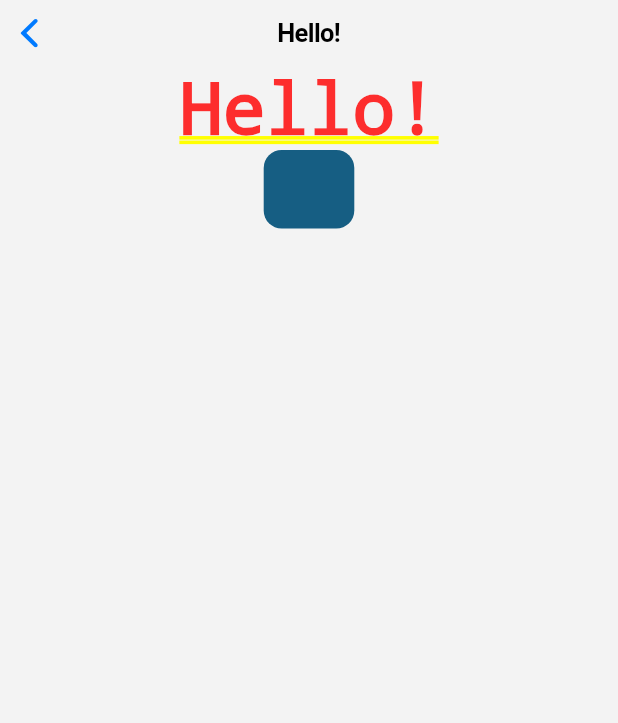
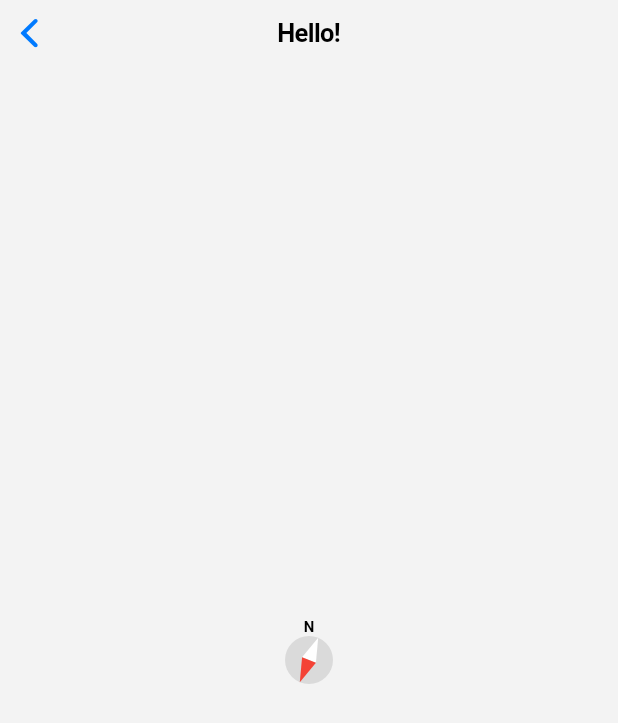
Before and after one commit to rectangle0123/edo_ukiyo_map, a Flutter app: the DebugPage screen opened directly, on a phone screen of 412 x 824 dp. Shown: the top 723 px of the screen. Run offline on Flutter 3.47's test engine with Material 3 defaults, Android fonts, the phone set to English and light mode, and no system bars; our stand-ins replace carousel_slider, drift, flutter_riverpod, geolocator, google_maps_flutter, modal_bottom_sheet and 3 more; accounts and stored records are empty; generated files the repository leaves out were written again; Roboto replaces fonts that are missing (Noto Serif Japanese).

Commit message:
作品画面にコンパスを追加

```diff
--- a/lib/pages/debug.dart
+++ b/lib/pages/debug.dart
@@ -1,5 +1,7 @@
 import 'package:flutter/cupertino.dart';
 import 'package:flutter/material.dart';
+
+import 'package:edo_ukiyo_map/widgets/commons.dart';
 
 /// デバッグ画面
 class DebugPage extends StatelessWidget {
@@ -8,35 +10,12 @@ class DebugPage extends StatelessWidget {
 
   @override
   Widget build(BuildContext context) {
-    // return Scaffold(
-    //   appBar: AppBar(
-    //     title: Text('Hello!'),
-    //   ),
-    //   body: const SizedBox.expand(
-    //     child: Center(
-    //       child: Text('Hello!'),
-    //     ),
-    //   ),
-    //   floatingActionButton: FloatingActionButton(
-    //     onPressed: () {},
-    //     child: const Icon(Icons.add),
-    //   ),
-    // );
     return CupertinoPageScaffold(
       navigationBar: const CupertinoNavigationBar(
         middle: Text('Hello!'),
       ),
-      child: SizedBox.expand(
-        child: Column(
-          children: [
-            const Text('Hello!'),
-            CupertinoButton(
-              color: Theme.of(context).primaryColor,
-              onPressed: () {},
-              child: const Icon(Icons.add),
-            ),
-          ],
-        ),
+      child: Center(
+        child: Compass(degree: 202.5),
       ),
     );
   }
--- a/lib/widgets/commons.dart
+++ b/lib/widgets/commons.dart
@@ -1,3 +1,5 @@
+import 'dart:math';
+
 import 'package:flutter/cupertino.dart';
 import 'package:flutter/material.dart';
 import 'package:flutter_riverpod/flutter_riverpod.dart';
@@ -220,3 +222,96 @@ class WorkListItem extends ConsumerWidget {
     }
   }
 }
+
+/// コンパス
+class Compass extends StatelessWidget {
+  /// サイズ
+  static const dimension = 32.0;
+  /// フォントサイズ
+  static const fontSize = 10.0;
+
+  /// 角度
+  final double? degree;
+
+  const Compass({super.key, this.degree});
+
+  @override
+  Widget build(BuildContext context) {
+    return Column(
+      mainAxisSize: MainAxisSize.min,
+      children: [
+        Text('N', style: Theme.of(context).textTheme.bodySmall?.copyWith(
+          fontSize: fontSize,
+          fontFamily: '',
+          fontWeight: FontWeight.bold,
+          height: 0.0,
+        )),
+        Stack(
+          children: [
+            SizedBox.square(
+              dimension: dimension,
+              child: CustomPaint(
+                painter: _CompassBodyPainter(),
+              ),
+            ),
+            if (degree != null)
+              SizedBox.square(
+                dimension: dimension,
+                child: Transform.rotate(
+                  angle: degree! * pi / 180,
+                  child: CustomPaint(
+                    painter: _CompassNeedlePainter(),
+                  ),
+                ),
+              ),
+          ],
+        ),
+      ],
+    );
+  }
+}
+
+// コンパスの本体描画
+class _CompassBodyPainter extends CustomPainter {
+  @override
+  void paint(Canvas canvas, Size size) {
+    final p = Offset(size.width / 2, size.height / 2);
+    final paint = Paint()..color = Colors.black.withOpacity(0.1);
+    canvas.drawCircle(p, size.height / 2, paint);
+  }
+
+  @override
+  bool shouldRepaint(covariant CustomPainter oldDelegate) => true;
+}
+
+// コンパスの針描画
+class _CompassNeedlePainter extends CustomPainter {
+  // 幅
+  static const width = 10.0;
+
+  @override
+  void paint(Canvas canvas, Size size) {
+    final p1 = Offset(size.width / 2, 0.0);
+    final p2 = Offset((size.width / 2 - width / 2), size.height / 2);
+    final p3 = Offset((size.width / 2 + width / 2), size.height / 2);
+    final p4 = Offset(size.width / 2, size.height);
+
+    final paint1 = Paint()..color = Colors.white..strokeCap = StrokeCap.round;
+    final Path path1 = Path()
+      ..moveTo(p2.dx, p2.dy)
+      ..lineTo(p3.dx, p3.dy)
+      ..lineTo(p4.dx, p4.dy)
+      ..lineTo(p2.dx, p2.dy);
+    canvas.drawPath(path1, paint1);
+    final paint2 = Paint()..color = Colors.red..strokeCap = StrokeCap.round;
+    final Path path2 = Path()
+      ..moveTo(p1.dx, p1.dy)
+      ..lineTo(p2.dx, p2.dy)
+      ..lineTo(p3.dx, p3.dy)
+      ..lineTo(p1.dx, p1.dy);
+    canvas.drawPath(path2, paint2);
+  }
+
+  @override
+  bool shouldRepaint(covariant CustomPainter oldDelegate) => true;
+}
```
Also changed, not shown: lib/pages/work.dart (+13 -5 lines).
